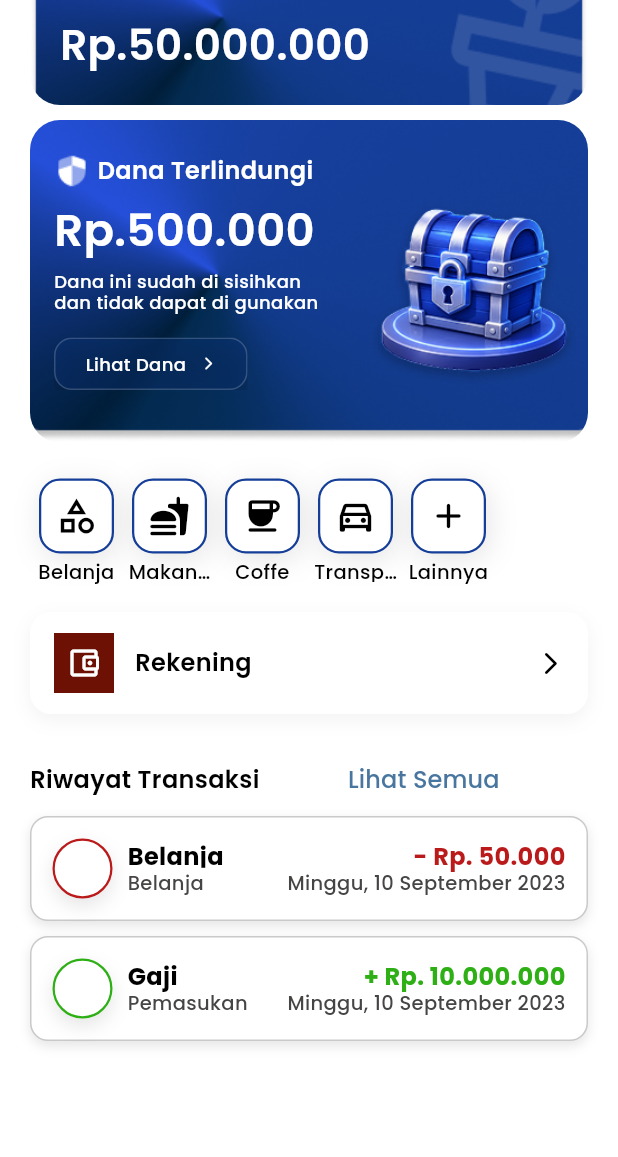
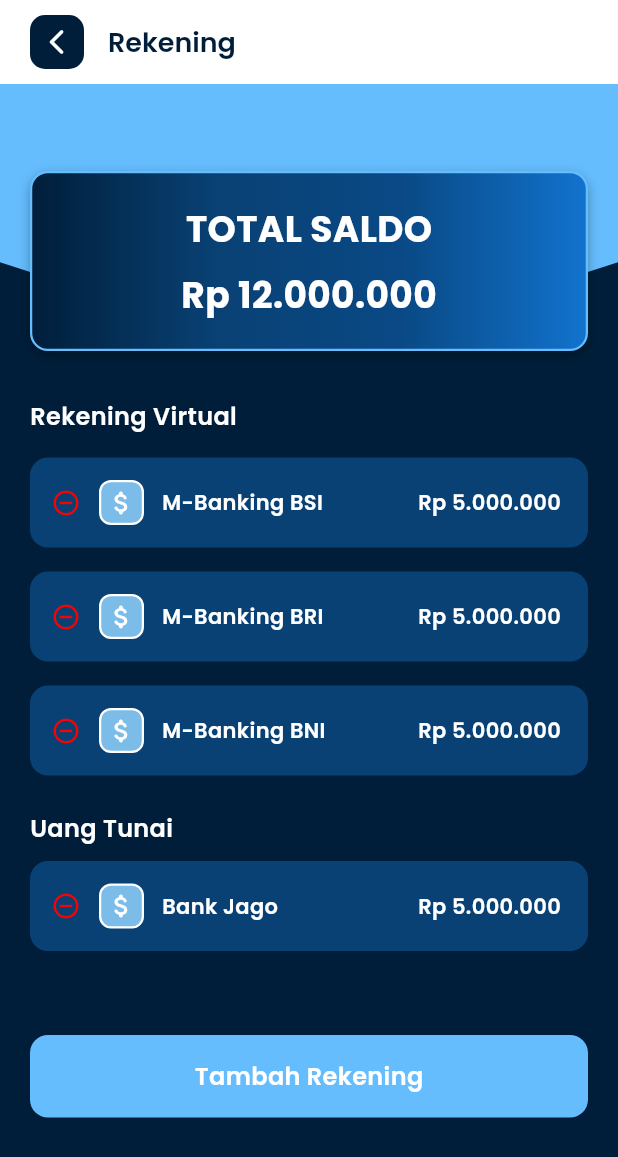
Before and after one commit to rishadzkia/project-myBudget-flutter-risha-2025-250458302062, a Flutter app: the HomePage screen opened directly, scrolled down 180 dp, after a tap on "Rekening", on a phone screen of 412 x 824 dp. Shown: the top 1157 px of the screen. Run offline on Flutter 3.47's test engine with Material 3 defaults, Android fonts, the phone set to English and light mode, and no system bars; our stand-ins replace bloc, dartz, flutter_bloc, freezed_annotation, google_fonts, shared_preferences; accounts and stored records are empty.

Commit message:
rekening

```diff
--- a/lib/core/variable.dart
+++ b/lib/core/variable.dart
@@ -1,3 +1,3 @@
 class Variable {
-  static const String baseUrl = 'http://172.16.234.130:8000';
+  static const String baseUrl = 'http://172.16.4.153:8000';
 }
--- /dev/null
+++ b/lib/presentation/page/lain/rekening_page.dart
@@ -0,0 +1,141 @@
+import 'package:flutter/material.dart';
+import 'package:google_fonts/google_fonts.dart';
+import 'package:my_budget/core/colors.dart';
+import 'package:my_budget/presentation/page/lain/tambah_rekening_page.dart';
+import 'package:my_budget/presentation/widget/rekening/button_rekening.dart';
+import 'package:my_budget/presentation/widget/rekening/rekening_card.dart';
+import 'package:my_budget/presentation/widget/rekening/total_saldo_card.dart';
+
+class RekeningPage extends StatelessWidget {
+  const RekeningPage({super.key});
+
+  @override
+  Widget build(BuildContext context) {
+    return Scaffold(
+        backgroundColor: AppColors.biru1,
+        appBar: AppBar(
+            backgroundColor: Colors.white,
+            elevation: 0,
+            title: Text(
+              'Rekening',
+              style: GoogleFonts.poppins(
+                  color: AppColors.biru1,
+                  fontSize: 18,
+                  fontWeight: FontWeight.w600),
+            ),
+            leading: GestureDetector(
+                onTap: () {
+                  // nge back. Buat balik ke halaman sebelumnya atau nutup alert dialog
+                  Navigator.pop(context);
+                },
+                child: Container(
+                  margin: EdgeInsets.only(left: 20, top: 10, bottom: 10),
+                  decoration: BoxDecoration(
+                    color: AppColors.biru1,
+                    borderRadius: BorderRadius.circular(10),
+                  ),
+                  child: Icon(
+                    Icons.arrow_back_ios_rounded,
+                    color: Colors.white,
+                    size: 20,
+                  ),
+                ))),
+        body: Stack(
+          children: [
+            ClipPath(
+                clipper: HeaderClipper(),
+                child: Container(
+                  height: 165,
+                  width: double.infinity,
+                  color: AppColors.button2Color,
+                )),
+
+            // Biar page responsif, bisa di scroll kalau widget nya banyak
+            SingleChildScrollView(
+              padding: EdgeInsets.fromLTRB(20, 58, 20, 40),
+              child: Column(
+                  crossAxisAlignment: CrossAxisAlignment.start,
+                  children: [
+                    TotalSaldoCard(
+                        title: 'TOTAL SALDO', nominal: 'Rp 12.000.000'),
+                    SizedBox(height: 32),
+                    Text(
+                      'Rekening Virtual',
+                      style: GoogleFonts.poppins(
+                          color: Colors.white,
+                          fontSize: 16,
+                          fontWeight: FontWeight.w600),
+                    ),
+                    SizedBox(height: 16),
+                    RekeningListCard(
+                        icon: Icons.attach_money_rounded,
+                        bgColor: AppColors.biru4,
+                        title: 'M-Banking BSI',
+                        nominal: 'Rp 5.000.000'),
+                    SizedBox(height: 16),
+                    RekeningListCard(
+                        icon: Icons.attach_money_rounded,
+                        bgColor: AppColors.biru4,
+                        title: 'M-Banking BRI',
+                        nominal: 'Rp 5.000.000'),
+                    SizedBox(height: 16),
+                    RekeningListCard(
+                        icon: Icons.attach_money_rounded,
+                        bgColor: AppColors.biru4,
+                        title: 'M-Banking BNI',
+                        nominal: 'Rp 5.000.000'),
+                    SizedBox(height: 24),
+                    Text(
+                      'Uang Tunai',
+                      style: GoogleFonts.poppins(
+                          color: Colors.white,
+                          fontSize: 16,
+                          fontWeight: FontWeight.w600),
+                    ),
+                    SizedBox(height: 10),
+                    RekeningListCard(
+                        icon: Icons.attach_money_rounded,
+                        bgColor: AppColors.biru4,
+                        title: 'Bank Jago',
+                        nominal: 'Rp 5.000.000'),
+                    SizedBox(height: 56),
+                    ButtonRekening(
+                        title: 'Tambah Rekening',
+                        onTap: () {
+                          Navigator.push(
+                              context,
+                              MaterialPageRoute(
+                                  builder: (builder) => TambahRekeningPage()));
+                        })
+                  ]),
+            )
+          ],
+        ));
+  }
+}
+
+class HeaderClipper extends CustomClipper<Path> {
+  @override
+  Path getClip(Size size) {
+    final path = Path();
+
+    path.lineTo(0, size.height * 0.72);
+
+    path.quadraticBezierTo(
+      size.width * 0.50,
+      size.height * 1.15,
+      size.width,
+      size.height * 0.72,
+    );
+
+    path.lineTo(size.width, 0);
+    path.close();
+
+    return path;
+  }
+
+  @override
+  bool shouldReclip(covariant CustomClipper<Path> oldClipper) {
+    return false;
+  }
+}
--- a/lib/presentation/page/utama/home_page.dart
+++ b/lib/presentation/page/utama/home_page.dart
@@ -3,6 +3,7 @@
 import 'package:my_budget/core/colors.dart';
 import 'package:my_budget/data/model/history_transaksi.dart';
 import 'package:my_budget/presentation/page/lain/dana_terlindungi.dart';
+import 'package:my_budget/presentation/page/lain/rekening_page.dart';
 import 'package:my_budget/presentation/page/utama/kategori_page.dart';
 import 'package:my_budget/presentation/widget/card_history.dart';
 import 'package:my_budget/presentation/widget/category_card_widget.dart';
@@ -29,7 +30,7 @@
       jumlah: '10.000.000',
       tanggal: 'Minggu, 10 September 2023',
       isPemasukan: true,
-      BgColor:
+      // BgColor:
     )
   ];
 
@@ -87,7 +88,12 @@
           SizedBox(
             height: 20,
           ),
-          RekeningItemWidget(label: 'Rekening', onTap: () {}),
+          RekeningItemWidget(
+              label: 'Rekening',
+              onTap: () {
+                Navigator.push(context,
+                    MaterialPageRoute(builder: (context) => RekeningPage()));
+              }),
           SizedBox(
             height: 20,
           ),
--- a/lib/presentation/page/utama/transaksi_page.dart
+++ b/lib/presentation/page/utama/transaksi_page.dart
@@ -95,7 +95,10 @@
                   SizedBox(
                     height: 22,
                   ),
-                  TransaksiNoteCard(controller: noteController)
+                  TransaksiNoteCard(
+                      controller: noteController,
+                      icon: Icons.calendar_month_rounded,
+                      label: 'Catatan'),
                 ],
               ),
             )
--- /dev/null
+++ b/lib/presentation/widget/rekening/button_rekening.dart
@@ -0,0 +1,30 @@
+import 'package:flutter/material.dart';
+import 'package:google_fonts/google_fonts.dart';
+import 'package:my_budget/core/colors.dart';
+
+class ButtonRekening extends StatelessWidget {
+  final String title;
+  final VoidCallback onTap;
+  const ButtonRekening({super.key, required this.title, required this.onTap});
+
+  @override
+  Widget build(BuildContext context) {
+    return GestureDetector(
+        onTap: onTap,
+        behavior: HitTestBehavior.opaque,
+        child: Container(
+            width: double.infinity,
+            height: 55,
+            decoration: BoxDecoration(
+              color: AppColors.button2Color,
+              borderRadius: BorderRadius.circular(12),
+            ),
+            child: Center(
+                child: Text(title,
+                    style: GoogleFonts.poppins(
+                      color: Colors.white,
+                      fontSize: 16,
+                      fontWeight: FontWeight.w600,
+                    )))));
+  }
+}
--- /dev/null
+++ b/lib/presentation/widget/rekening/rekening_card.dart
@@ -0,0 +1,69 @@
+import 'package:flutter/material.dart';
+import 'package:google_fonts/google_fonts.dart';
+import 'package:my_budget/core/colors.dart';
+
+class RekeningListCard extends StatelessWidget {
+  final IconData icon;
+  final Color bgColor;
+  final String title;
+  final String nominal;
+  final VoidCallback? onTap;
+  final VoidCallback? onDeleteTap;
+  const RekeningListCard(
+      {super.key,
+      required this.icon,
+      required this.bgColor,
+      required this.title,
+      required this.nominal,
+      this.onTap,
+      this.onDeleteTap});
+
+  @override
+  Widget build(BuildContext context) {
+    return GestureDetector(
+        onTap: onTap,
+        behavior: HitTestBehavior.opaque,
+        child: Container(
+            height: 60,
+            width: double.infinity,
+            padding: EdgeInsets.fromLTRB(14, 9, 18, 9),
+            decoration: BoxDecoration(
+              color: AppColors.biru2,
+              borderRadius: BorderRadius.circular(12),
+            ),
+            child: Row(children: [
+              GestureDetector(
+                  onTap: onDeleteTap,
+                  child: Icon(Icons.remove_circle_outline,
+                      color: Color(0xFFFF0000), size: 20)),
+              SizedBox(width: 12),
+              Container(
+                  height: 30,
+                  width: 30,
+                  decoration: BoxDecoration(
+                    color: bgColor,
+                    borderRadius: BorderRadius.circular(8),
+                    border: Border.all(color: Colors.white, width: 1.5),
+                  ),
+                  child: Icon(icon, color: Colors.white, size: 20)),
+              SizedBox(width: 12),
+              Expanded(
+                child: Text(title,
+                    maxLines: 1,
+                    // TextOverFlow.ellipsis
+                    overFlow: TextOverflow.ellipsis,
+                    style: GoogleFonts.poppins(
+                      fontSize: 14,
+                      fontWeight: FontWeight.w600,
+                      color: Colors.white,
+                    )),
+              ),
+              Text(nominal,
+                  style: GoogleFonts.poppins(
+                    fontSize: 14,
+                    fontWeight: FontWeight.w600,
+                    color: Colors.white,
+                  ))
+            ])));
+  }
+}
--- /dev/null
+++ b/lib/presentation/widget/rekening/total_saldo_card.dart
@@ -0,0 +1,49 @@
+import 'package:flutter/material.dart';
+import 'package:google_fonts/google_fonts.dart';
+import 'package:my_budget/core/colors.dart';
+
+class TotalSaldoCard extends StatelessWidget {
+  final String title;
+  final String nominal;
+  const TotalSaldoCard({super.key, required this.title, required this.nominal});
+
+  @override
+  Widget build(BuildContext context) {
+    return Container(
+        height: 120,
+        width: double.infinity,
+        padding: EdgeInsets.symmetric(horizontal: 26, vertical: 20),
+        decoration: BoxDecoration(
+            gradient: LinearGradient(
+                begin: Alignment.centerLeft,
+                end: Alignment.centerRight,
+                colors: [
+                  AppColors.biru1,
+                  AppColors.biru2,
+                  Color(0xFF094985),
+                  Color(0xFF1273CE),
+                ]),
+            border: Border.all(color: Color(0xFF65BDFE), width: 1.5),
+            borderRadius: BorderRadius.circular(12),
+            boxShadow: [
+              BoxShadow(
+                color: Colors.black.withOpacity(0.3),
+                blurRadius: 6,
+                offset: Offset(0, 3),
+              )
+            ]),
+        child: Column(children: [
+          Text(title,
+              style: GoogleFonts.poppins(
+                  color: Colors.white,
+                  fontSize: 24,
+                  fontWeight: FontWeight.w700)),
+          SizedBox(height: 10),
+          Text(nominal,
+              style: GoogleFonts.poppins(
+                  color: Colors.white,
+                  fontSize: 24,
+                  fontWeight: FontWeight.w700)),
+        ]));
+  }
+}
```
Also changed, not shown: lib/presentation/page/lain/tambah_rekening_page.dart (added, +241 -0 lines), lib/presentation/widget/rekening/simbol_card.dart (added, +41 -0 lines), lib/presentation/widget/transaksi/transaksi_note_card.dart (+7 -4 lines).
